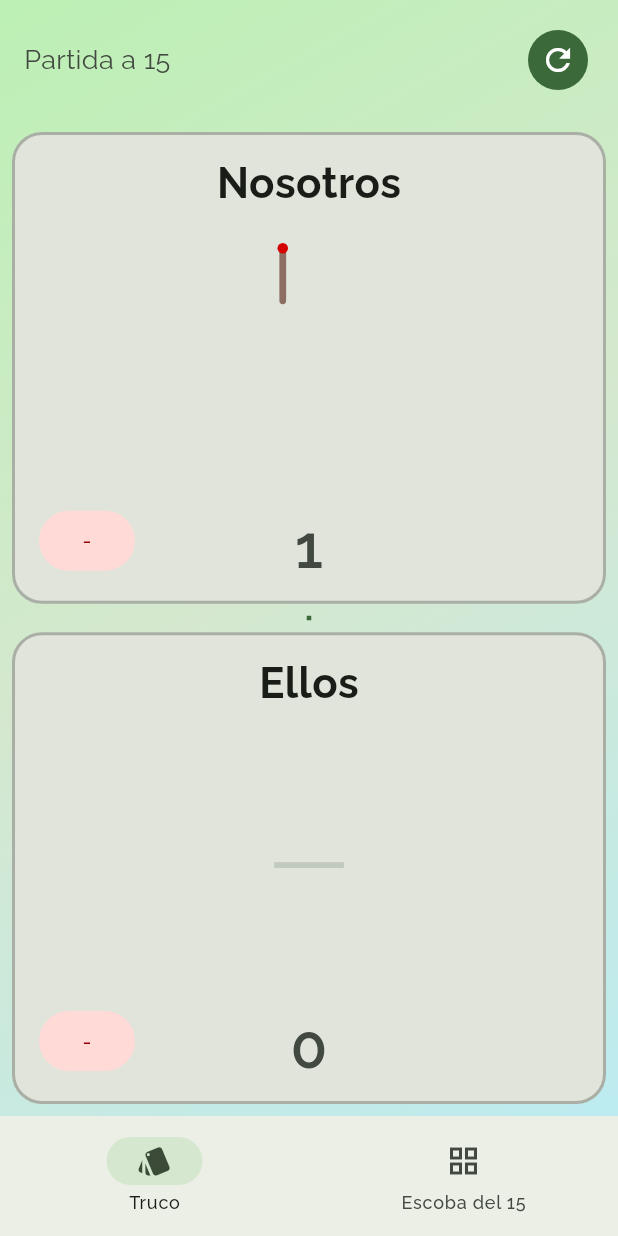
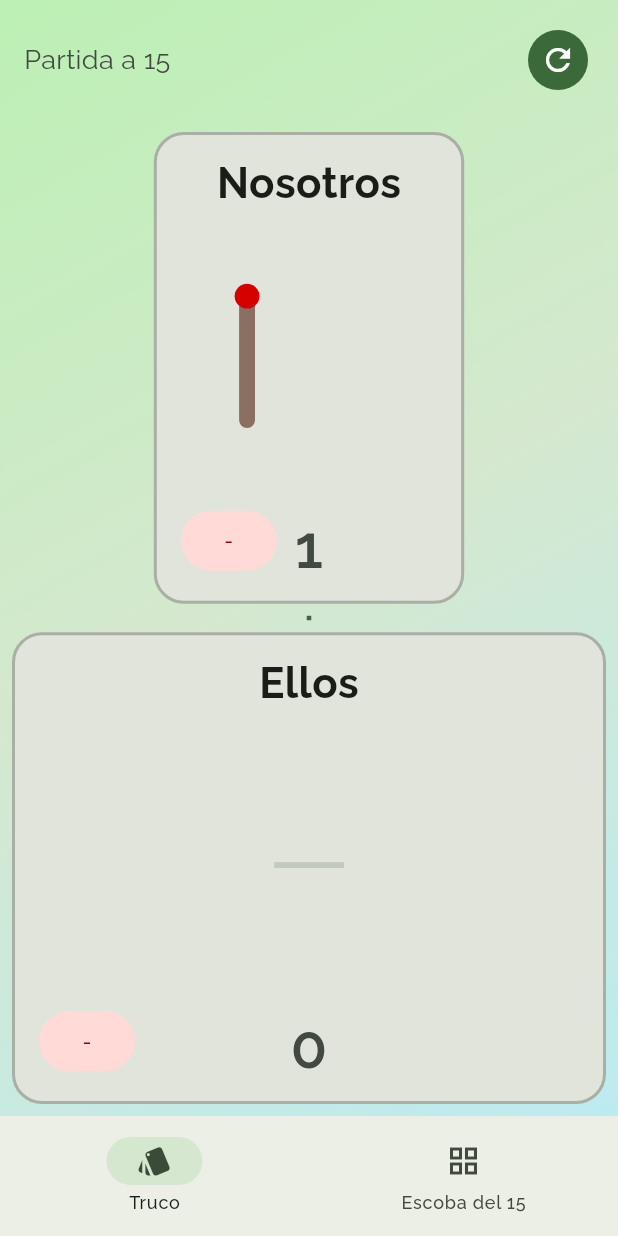
Before and after one commit to T4toh/contador-de-truco, a Flutter app: the screen it shows after launch, after a tap on "A MALAS", after a tap on "Nosotros", on a phone screen of 412 x 824 dp. Run offline on Flutter 3.47's test engine with Material 3 defaults, Android fonts, the phone set to English and light mode, and no system bars; our stand-ins replace google_fonts, shared_preferences.

Commit message:
fix: FittedBox evita clipping de fósforos; shouldRepaint compara count
- FittedBox con BoxFit.contain escala los grupos para que entren siempre
- shouldRepaint ahora devuelve true cuando cambia el count, mostrando
  correctamente los estados intermedios (2, 3, 4 fósforos)

Co-authored-by: Copilot <223556219+Copilot@users.noreply.github.com>

```diff
--- a/lib/widgets/matchstick_counter.dart
+++ b/lib/widgets/matchstick_counter.dart
@@ -56,9 +56,9 @@ class MatchstickCounter extends StatelessWidget {
       );
     }
 
-    return SingleChildScrollView(
+    return FittedBox(
+      fit: BoxFit.contain,
       child: Column(
-        mainAxisAlignment: MainAxisAlignment.center,
         mainAxisSize: MainAxisSize.min,
         children: rows.map((row) {
           return Padding(
@@ -143,5 +143,6 @@ class MatchstickGroupPainter extends CustomPainter {
   }
 
   @override
-  bool shouldRepaint(covariant CustomPainter oldDelegate) => false;
+  bool shouldRepaint(covariant MatchstickGroupPainter oldDelegate) =>
+      oldDelegate.count != count;
 }
```
